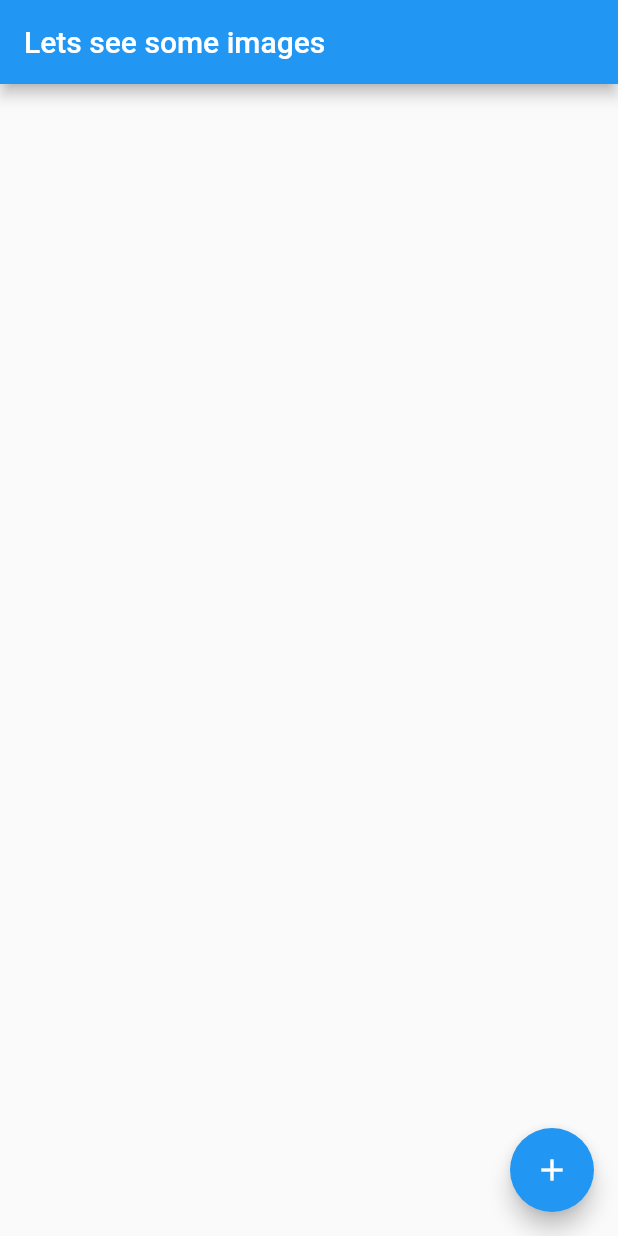
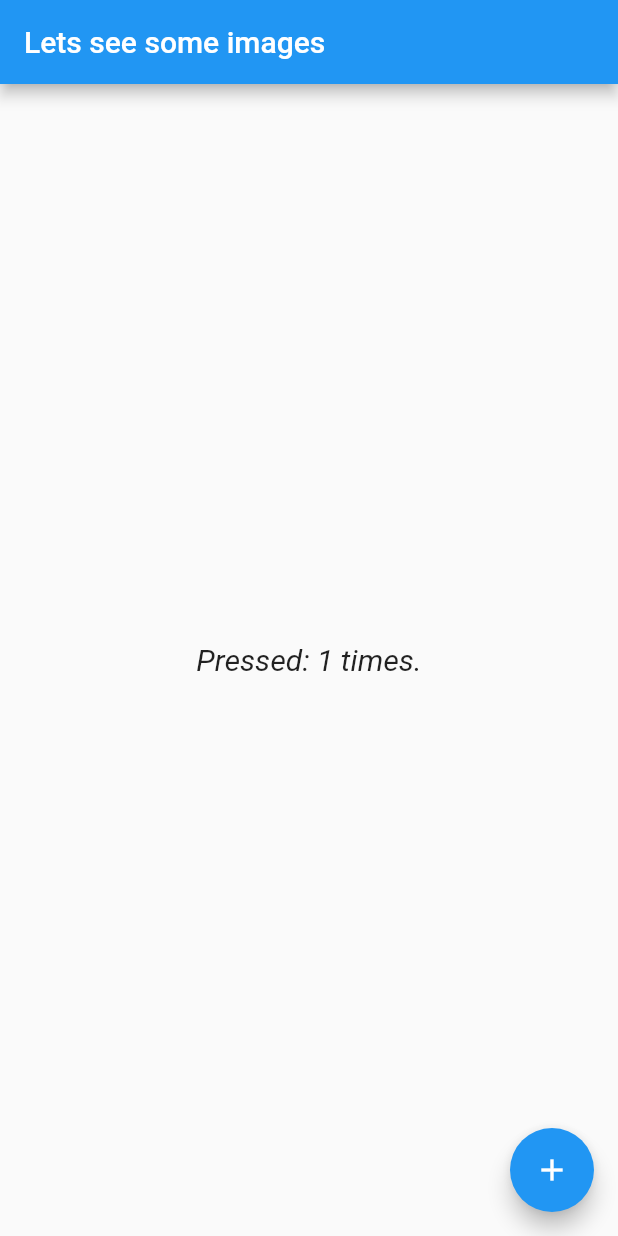
Before and after one commit to bablushaw23/flutter-learning, a Flutter app: the screen it shows after launch, after a tap on the "add" icon, on a phone screen of 412 x 824 dp. Run offline on Flutter 3.47's test engine with Material 2 defaults, Android fonts, the phone set to English and light mode, and no system bars.

Commit message:
stateful widget added with font

```diff
--- a/lib/src/app.dart
+++ b/lib/src/app.dart
@@ -1,16 +1,31 @@
-//1. Import flutter library
 import 'package:flutter/material.dart';
 
-//2. Create a class that extends the stateless class, this class will be used as custom widget
-class App extends StatelessWidget {
-//3. must define a 'build' method that this widget will create
+class App extends StatefulWidget {
+  @override
+  State<StatefulWidget> createState() {
+    return AppState();
+  }
+}
+
+class AppState extends State<App> {
+  int counter = 0;
+
   Widget build(context) {
     return MaterialApp(
         home: Scaffold(
+      body: Center(
+        child: Text(
+          'Pressed: $counter times.',
+          style: TextStyle(fontSize: 20, fontStyle: FontStyle.italic),
+        ),
+      ),
       floatingActionButton: FloatingActionButton(
         child: Icon(Icons.add),
         onPressed: () {
-          print("Clicked!");
+          //counter += 1;
+          setState(() {
+            counter += 1;
+          });
         },
       ),
       appBar: AppBar(
```
